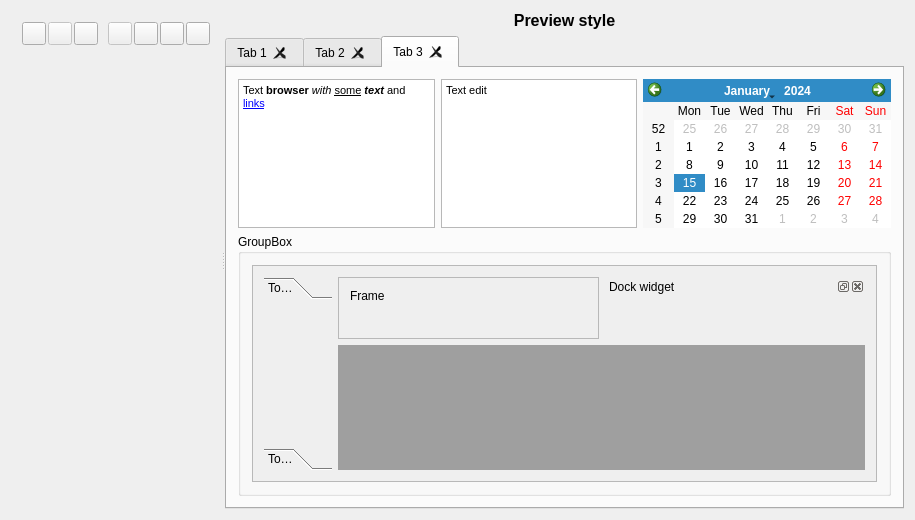
HappySeaFox/qsseditor, file qsseditor.ui: the form before one commit.
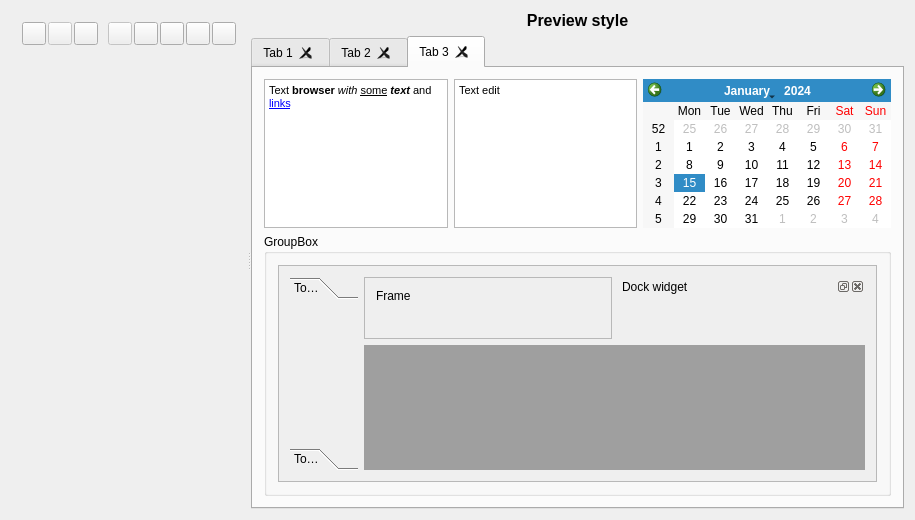
The form after the commit. The open tabs and pages were chosen to show the change. Icons and pictures are not drawn. Custom widgets are drawn as their Qt base class.

Commit message: "About" dialog

Patch:
```diff
--- a/qsseditor.ui
+++ b/qsseditor.ui
@@ -148,6 +148,14 @@
            </property>
           </widget>
          </item>
+         <item>
+          <widget class="QToolButton" name="toolAbout">
+           <property name="icon">
+            <iconset resource="qsseditor.qrc">
+             <normaloff>:/images/qsseditor.ico</normaloff>:/images/qsseditor.ico</iconset>
+           </property>
+          </widget>
+         </item>
         </layout>
        </item>
        <item>
@@ -830,8 +838,8 @@
                   <rect>
                    <x>0</x>
                    <y>0</y>
-                   <width>253</width>
-                   <height>141</height>
+                   <width>630</width>
+                   <height>234</height>
                   </rect>
                  </property>
                  <layout class="QGridLayout" name="gridLayout_9">
@@ -883,8 +891,8 @@
                       <rect>
                        <x>0</x>
                        <y>0</y>
-                       <width>98</width>
-                       <height>28</height>
+                       <width>69</width>
+                       <height>162</height>
                       </rect>
                      </property>
                      <attribute name="label">
```
Left out of the diff: 18 changed lines with no effect on the pictures. The commit also changes 8 other files.
